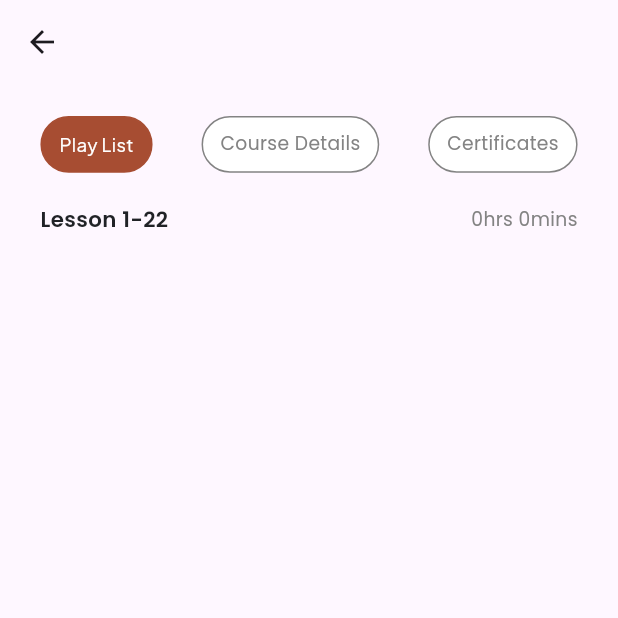
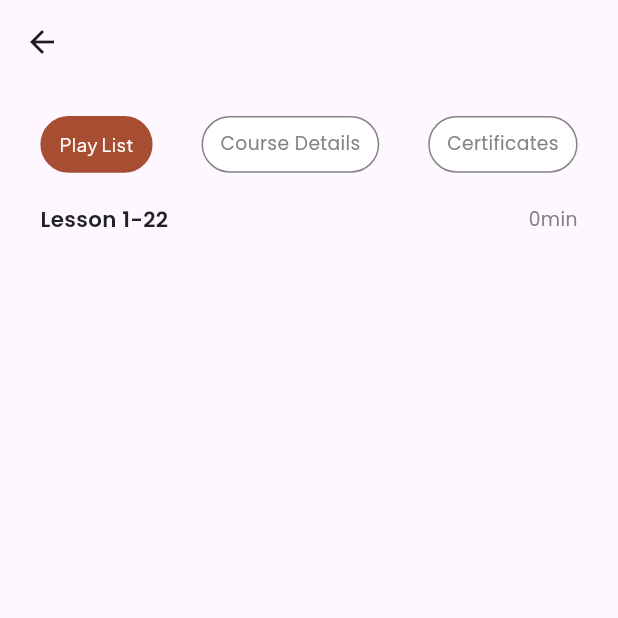
Before and after one commit to akash2058/lmsapp, a Flutter app: the PurchasedCourseLandingPage screen opened directly with empty values, on a phone screen of 412 x 824 dp, the top half of it. Run offline on Flutter 3.47's test engine with Material 3 defaults, Android fonts, the phone set to English and light mode, and no system bars; our stand-ins replace chewie, dotted_border, flutter_screenutil, flutter_svg, flutter_widget_from_html, google_fonts and 6 more; missing offline and left inert: google_places_autocomplete_text_field, persistent_shopping_cart; accounts and stored records are empty; network calls fail; project files that could hold a hidden picture were left out.

Commit message:
new changes made

```diff
--- a/lib/views/menu_card/main_menu_providers.dart
+++ b/lib/views/menu_card/main_menu_providers.dart
@@ -217,8 +217,8 @@ class MenuProviders extends ChangeNotifier {
       notifyListeners();
       await fetchCoursePlaylist(tokken, id).then((home) {
         _playlistItemModel = MyPlayListModel.fromJson(home);
+        print(home);
         loadingmyplaylist = false;
-        print(home);
         notifyListeners();
       });
     } catch (e) {
@@ -236,7 +236,6 @@ class MenuProviders extends ChangeNotifier {
       await fetchPayment(tokken).then((home) {
         _paymentModel = PaymentModel.fromJson(home);
         loadingpayment = false;
-        print(home);
         notifyListeners();
       });
     } catch (e) {
--- a/lib/views/menu_screens/profie/profile_pages/landingpages/purchasedcourselandingpage.dart
+++ b/lib/views/menu_screens/profie/profile_pages/landingpages/purchasedcourselandingpage.dart
@@ -1,4 +1,5 @@
 import 'package:flutter/material.dart';
+import 'package:flutter/widgets.dart';
 
 import 'package:flutter_screenutil/flutter_screenutil.dart';
 import 'package:lmsapp/customwidgets/customappbar.dart';
@@ -41,7 +42,6 @@ class _PurchasedCourseLandingPageState
   void loaddata() async {
     var state = Provider.of<MenuProviders>(context, listen: false);
     await state.getMyPlaylist(widget.id);
-    print(widget.id);
   }
 
   int currentstate = 0;
@@ -71,7 +71,7 @@ class _PurchasedCourseLandingPageState
                 ),
           appBar: CustomAppbar(autoapply: true, title: widget.coursename),
           body: main.loadingmyplaylist == true
-              ? Center(
+              ? const Center(
                   child: CircularProgressIndicator(),
                 )
               : Padding(
@@ -320,7 +320,8 @@ class _PurchasedCourseLandingPageState
                               style: titlestyle,
                             ),
                             Text(
-                              '0hrs 0mins',
+                              main.playlistitem?.data?.totalPlayDuration ??
+                                  '0min',
                               style: itemsfont,
                             )
                           ],
```
Also changed, not shown: lib/views/menu_screens/profie/profile_pages/paymenthistorypage.dart (+9 -4 lines).
